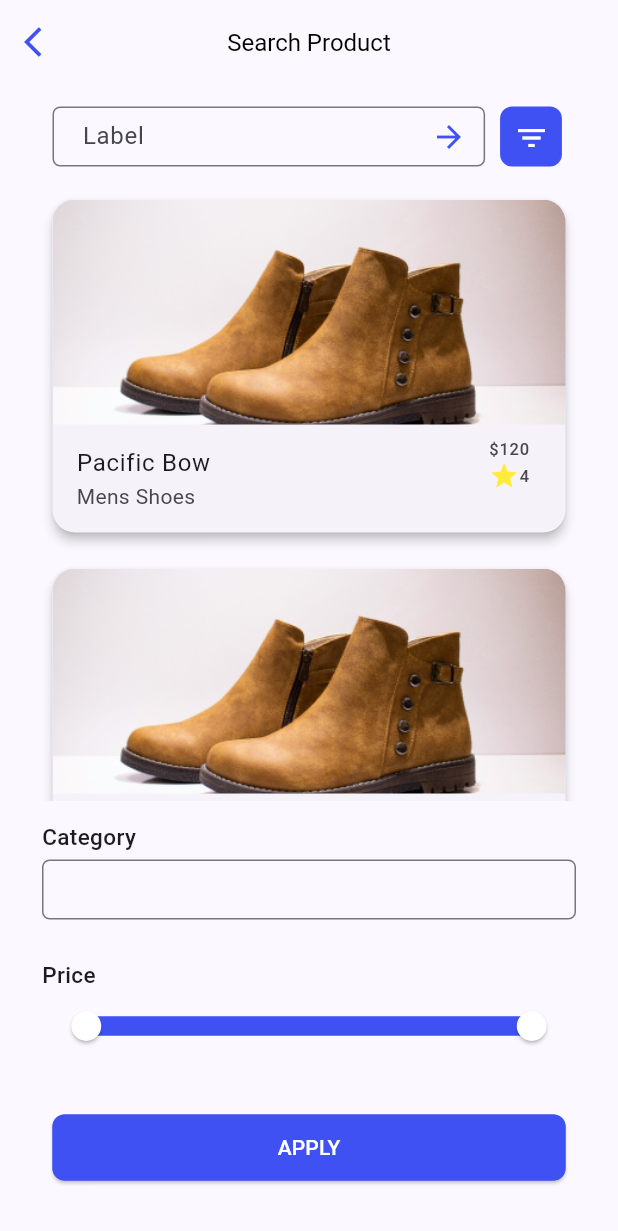
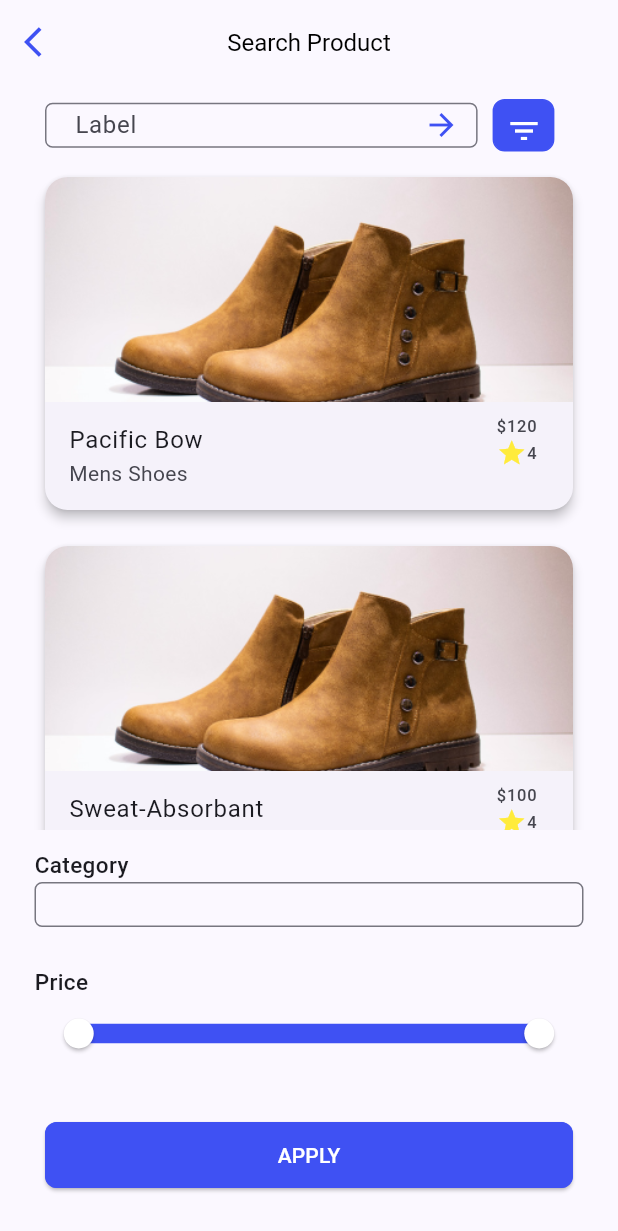
Before and after one commit to libe12/2024-internship-mobile-tasks, a Flutter app: the screen it shows after launch, after a tap on the "search" icon, on a phone screen of 412 x 824 dp. Shown: the top 1231 px of the screen. Run offline on Flutter 3.47's test engine with Material 3 defaults, Android fonts, the phone set to English and light mode, and no system bars; our stand-ins replace dartz, equatable, image_picker; Roboto replaces fonts that are missing (Poppins).

Commit message:
push my ecommerce project

```diff
--- a/lib/SearchPage.dart
+++ b/lib/SearchPage.dart
@@ -44,7 +44,7 @@ class _SearchPageState extends State<SearchPage> {
         centerTitle: true,
       ),
       body: Padding(
-        padding: const EdgeInsets.all(15),
+        padding: const EdgeInsets.all(10),
         child: Column(
           mainAxisAlignment: MainAxisAlignment.start,
           children: [
@@ -54,7 +54,7 @@ class _SearchPageState extends State<SearchPage> {
                   width: 20,
                 ),
                 SizedBox(
-                  height: 40,
+                  height: 30,
                   width: MediaQuery.of(context).size.width * 0.7,
                   child: TextFormField(
                     textAlign: TextAlign.justify,
@@ -80,7 +80,7 @@ class _SearchPageState extends State<SearchPage> {
                 ),
                 Container(
                   width: MediaQuery.of(context).size.width * 0.1,
-                  height: 40, // Adjust height as needed
+                  height: 35, // Adjust height as needed
                   decoration: BoxDecoration(
                     color: const Color.fromRGBO(63, 81, 243, 1),
                     border: Border.all(
@@ -100,7 +100,7 @@ class _SearchPageState extends State<SearchPage> {
               ],
             ),
             const SizedBox(
-              height: 10,
+              height: 5,
             ),
             Expanded(
               child: ListView.builder(
@@ -124,9 +124,9 @@ class _SearchPageState extends State<SearchPage> {
                     ),
                     textAlign: TextAlign.start,
                   ),
-                  const SizedBox(height: 5),
+                  const SizedBox(height: 1),
                   SizedBox(
-                    height: 40,
+                    height: 30,
                     width: MediaQuery.of(context).size.width,
                     child: TextFormField(
                       textAlign: TextAlign.justify,
--- a/lib/main.dart
+++ b/lib/main.dart
@@ -83,12 +83,13 @@ class HomePage extends StatelessWidget {
                   style: TextStyle(
                     color: Color(0xFFAAAAAA),
                     fontSize: 14,
+                    fontWeight: FontWeight.w400,
                     height: 1.3, // Line height
                     letterSpacing: 0.0,
                   ),
                 ),
                 Text(
-                  'Hello, Dawit',
+                  'Hello, Libeamlak',
                   style: TextStyle(
                     fontFamily: 'Sora',
                     fontSize: 15,
```
